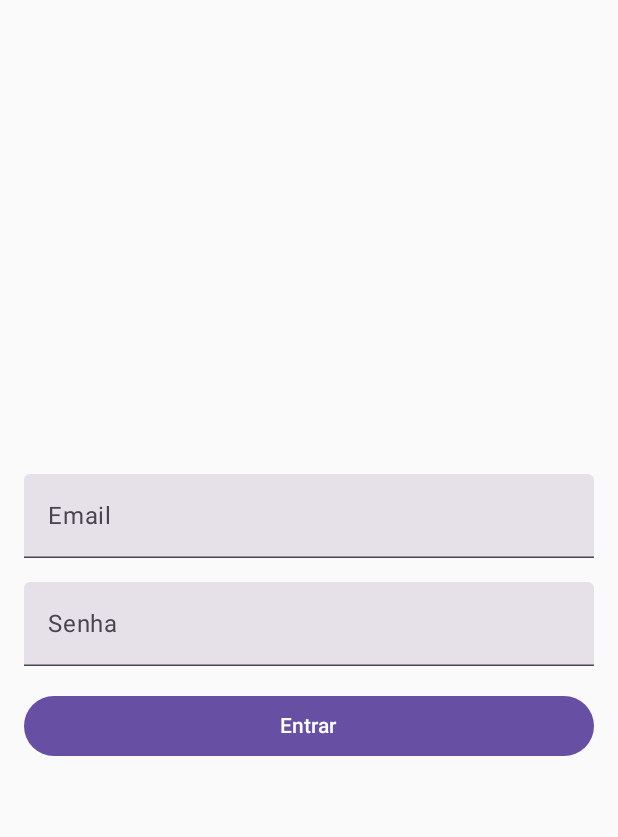
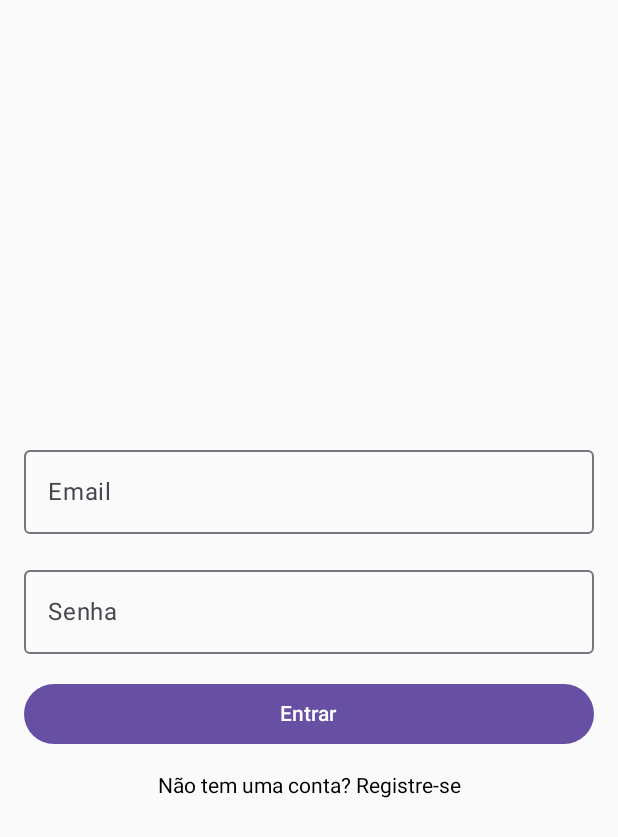
Before and after one commit to LucasCadaval/OficinaApp, an Android app built with Jetpack Compose: the screen it shows after launch (MainActivity), on a phone screen of 412 x 824 dp. Shown: the top 837 px of the screen. Run offline under Robolectric (Android 15) with nearby library versions, the phone set to English and light mode, and no system bars; our stand-ins replace Firebase (no records; nobody signed in at launch, a user with empty details on screens opened directly), Room's generated code.

Commit message:
Refatoração do firebase para alocação por usuário e melhoria na navegação entre login e registro

```diff
--- a/app/src/main/java/com/example/oficina/MainActivity.kt
+++ b/app/src/main/java/com/example/oficina/MainActivity.kt
@@ -4,9 +4,7 @@ import android.os.Bundle
 import androidx.activity.ComponentActivity
 import androidx.activity.compose.setContent
 import androidx.compose.material.icons.Icons
-import androidx.compose.material.icons.filled.AccountCircle
 import androidx.compose.material.icons.filled.Home
-import androidx.compose.material.icons.filled.Person
 import androidx.compose.runtime.*
 import androidx.lifecycle.viewmodel.compose.viewModel
 import com.example.oficina.data.AppDatabase
@@ -27,10 +25,13 @@ import com.example.oficina.ui.veiculos.VeiculosViewModel
 import com.example.oficina.ui.veiculos.VeiculoDetailScreen
 import com.example.oficina.ui.ordens.OrdemServicoScreen
 import com.example.oficina.ui.ordens.OrdemServicoViewModel
-import androidx.compose.material.icons.filled.ArrowBack
-import androidx.compose.material.icons.filled.List
+import androidx.compose.material3.SnackbarHostState
 import androidx.compose.material3.Text
+import com.example.oficina.ui.login.LoginViewModel
+import com.example.oficina.ui.register.RegisterScreen
+import com.example.oficina.ui.register.RegisterViewModel
 import com.example.oficina.ui.veiculos.EditVeiculoScreen
+import kotlinx.coroutines.launch
 
 class MainActivity : ComponentActivity() {
     override fun onCreate(savedInstanceState: Bundle?) {
@@ -39,7 +40,7 @@ class MainActivity : ComponentActivity() {
             val context = applicationContext
             var isLoggedIn by remember { mutableStateOf(false) }
             var selectedItem by remember { mutableStateOf<NavigationItem?>(null) }
-            var currentScreen by remember { mutableStateOf("home") }
+            var currentScreen by remember { mutableStateOf("Login") }
             var selectedCliente by remember { mutableStateOf<Cliente?>(null) }
             var selectedVeiculo by remember { mutableStateOf<Veiculo?>(null) }
 
@@ -47,6 +48,12 @@ class MainActivity : ComponentActivity() {
             val ordemViewModel: OrdemServicoViewModel = viewModel()
             val clientesViewModel: ClientesViewModel = viewModel()
             val veiculosViewModel: VeiculosViewModel = viewModel()
+            val loginViewModel: LoginViewModel = viewModel()
+            val registerViewModel: RegisterViewModel = viewModel()
+
+            // SnackbarHostState para gerenciar Snacbars
+            val snackbarHostState = remember { SnackbarHostState() }
+            val coroutineScope = rememberCoroutineScope()
 
             // Verifica se o usuário está logado ao iniciar
             LaunchedEffect(Unit) {
@@ -174,7 +181,7 @@ class MainActivity : ComponentActivity() {
                                         onLogout = {
                                             isLoggedIn = false
                                             selectedItem = null
-                                            currentScreen = "login"
+                                            currentScreen = "Login"
                                         }
                                     )
                                 }
@@ -189,12 +196,40 @@ class MainActivity : ComponentActivity() {
                     )
                 }
             } else {
-                // Tela de login
-                LoginScreen(onLoginSuccess = {
-                    isLoggedIn = true
-                    selectedItem = NavigationItem("OS", "OS", Icons.Default.List)
-                    currentScreen = "OS"
-                })
+                when (currentScreen) {
+                    "Login" -> {
+                        LoginScreen(
+                            viewModel = loginViewModel,
+                            onLoginSuccess = {
+                                isLoggedIn = true
+                                selectedItem = NavigationItem("OS", "OS", Icons.Default.Home)
+                                currentScreen = "OS"
+                            },
+                            onRegisterClick = { currentScreen = "Register" }
+                        )
+                    }
+                    "Register" -> {
+                        RegisterScreen(
+                            viewModel = registerViewModel,
+                            onRegisterSuccess = {
+                                coroutineScope.launch {
+                                    snackbarHostState.showSnackbar("Registro realizado com sucesso! Por favor, faça login.")
+                                }
+                                currentScreen = "Login"
+                            },
+                            onRegisterFailure = {
+                                coroutineScope.launch {
+                                    snackbarHostState.showSnackbar("Erro ao registrar!")
+                                }
+                            },
+                            onBackToLogin = { currentScreen = "Login" }
+                        )
+                    }
+                    else -> {
+                        // Caso o currentScreen não seja "Login" nem "Register"
+                        Text("Tela não encontrada")
+                    }
+                }
             }
         }
     }
--- a/app/src/main/java/com/example/oficina/models/Cliente.kt
+++ b/app/src/main/java/com/example/oficina/models/Cliente.kt
@@ -7,5 +7,6 @@ data class Cliente(
     val cep: String = "",
     val endereco: String = "",
     val cidade: String = "",
+    val contato: String = "",
     val veiculos: List<String> = emptyList() //
 )
--- a/app/src/main/java/com/example/oficina/ui/clientes/ClienteDetailsScreen.kt
+++ b/app/src/main/java/com/example/oficina/ui/clientes/ClienteDetailsScreen.kt
@@ -58,6 +58,8 @@ fun ClienteDetailsScreen(
             Spacer(modifier = Modifier.height(8.dp))
             Text("Cidade: ${cliente.cidade}", style = MaterialTheme.typography.bodyLarge)
             Spacer(modifier = Modifier.height(16.dp))
+            Text("Contato: ${cliente.contato}", style = MaterialTheme.typography.bodyLarge)
+            Spacer(modifier = Modifier.height(16.dp))
             Text("Veículos:", style = MaterialTheme.typography.titleMedium)
             Spacer(modifier = Modifier.height(8.dp))
             if (cliente.veiculos.isNotEmpty()) {
--- a/app/src/main/java/com/example/oficina/ui/clientes/ClientesViewModel.kt
+++ b/app/src/main/java/com/example/oficina/ui/clientes/ClientesViewModel.kt
@@ -4,6 +4,7 @@ import androidx.lifecycle.ViewModel
 import androidx.lifecycle.viewModelScope
 import com.example.oficina.models.Cliente
 import com.example.oficina.models.Veiculo
+import com.google.firebase.auth.FirebaseAuth
 import com.google.firebase.firestore.FirebaseFirestore
 import kotlinx.coroutines.flow.MutableStateFlow
 import kotlinx.coroutines.flow.StateFlow
@@ -12,8 +13,10 @@ import kotlinx.coroutines.tasks.await
 
 class ClientesViewModel : ViewModel() {
     private val db = FirebaseFirestore.getInstance()
-    private val clientesCollection = db.collection("clientes")
-    private val veiculosCollection = db.collection("veiculos")
+    private val auth = FirebaseAuth.getInstance()
+    private val userId = auth.currentUser?.uid ?: ""
+    private val clientesCollection = db.collection("users").document(userId).collection("clientes")
+    private val veiculosCollection = db.collection("users").document(userId).collection("veiculos")
 
     private val _clientes = MutableStateFlow<List<Cliente>>(emptyList())
     val clientes: StateFlow<List<Cliente>> get() = _clientes
--- a/app/src/main/java/com/example/oficina/ui/login/LoginScreen.kt
+++ b/app/src/main/java/com/example/oficina/ui/login/LoginScreen.kt
@@ -1,25 +1,32 @@
 package com.example.oficina.ui.login
 
+import androidx.compose.foundation.clickable
 import androidx.compose.foundation.layout.*
 import androidx.compose.material.*
 import androidx.compose.material3.Button
 import androidx.compose.material3.CircularProgressIndicator
 import androidx.compose.material3.MaterialTheme
+import androidx.compose.material3.OutlinedTextField
 import androidx.compose.material3.Text
 import androidx.compose.material3.TextButton
 import androidx.compose.material3.TextField
 import androidx.compose.runtime.*
 import androidx.compose.ui.Alignment
 import androidx.compose.ui.Modifier
+import androidx.compose.ui.graphics.Color
 import androidx.compose.ui.platform.LocalContext
+import androidx.compose.ui.text.TextStyle
+import androidx.compose.ui.text.font.FontWeight
 import androidx.compose.ui.text.input.PasswordVisualTransformation
 import androidx.compose.ui.tooling.preview.Preview
 import androidx.compose.ui.unit.dp
+import androidx.compose.ui.unit.sp
 
 @Composable
 fun LoginScreen(
     viewModel: LoginViewModel = LoginViewModel(),
-    onLoginSuccess: () -> Unit
+    onLoginSuccess: () -> Unit,
+    onRegisterClick: () -> Unit
 ) {
     var email by remember { mutableStateOf("") }
     var password by remember { mutableStateOf("") }
@@ -38,14 +45,14 @@ fun LoginScreen(
                 .padding(16.dp),
             horizontalAlignment = Alignment.CenterHorizontally
         ) {
-            TextField(
+            OutlinedTextField(
                 value = email,
                 onValueChange = { email = it },
                 label = { Text("Email") },
                 modifier = Modifier.fillMaxWidth()
             )
             Spacer(modifier = Modifier.height(16.dp))
-            TextField(
+            OutlinedTextField(
                 value = password,
                 onValueChange = { password = it },
                 label = { Text("Senha") },
@@ -73,6 +80,15 @@ fun LoginScreen(
                 Spacer(modifier = Modifier.height(8.dp))
                 Text(errorMessage, color = MaterialTheme.colorScheme.error)
             }
+            Spacer(modifier = Modifier.height(16.dp))
+            Text(
+                text = "Não tem uma conta? Registre-se",
+                style = TextStyle(
+                    fontSize = 14.sp,
+                    fontWeight = FontWeight.Normal
+                ),
+                modifier = Modifier.clickable { onRegisterClick() }
+            )
         }
         if (isLoading) {
             CircularProgressIndicator(modifier = Modifier.align(Alignment.Center))
--- a/app/src/main/java/com/example/oficina/ui/ordens/OrdemServicoViewModel.kt
+++ b/app/src/main/java/com/example/oficina/ui/ordens/OrdemServicoViewModel.kt
@@ -5,6 +5,7 @@ import androidx.lifecycle.viewModelScope
 import com.example.oficina.models.Cliente
 import com.example.oficina.models.OrdemServico
 import com.example.oficina.models.Status
+import com.google.firebase.auth.FirebaseAuth
 import com.google.firebase.firestore.FirebaseFirestore
 import com.google.firebase.firestore.Query
 import kotlinx.coroutines.flow.MutableStateFlow
@@ -20,7 +21,9 @@ enum class FiltroOrdenServico {
 
 class OrdemServicoViewModel : ViewModel() {
     private val db = FirebaseFirestore.getInstance()
-    private val ordensCollection = db.collection("ordens_servico")
+    private val auth = FirebaseAuth.getInstance()
+    private val userId = auth.currentUser?.uid ?: ""
+    private val ordensCollection = db.collection("users").document(userId).collection("ordens_servico")
 
     // Estado das ordens de serviço
     private val _ordens = MutableStateFlow<List<OrdemServico>>(emptyList())
@@ -107,7 +110,7 @@ class OrdemServicoViewModel : ViewModel() {
         viewModelScope.launch {
             try {
                 val querySnapshot = FirebaseFirestore.getInstance()
-                    .collection("clientes")
+                    .collection("users").document(userId).collection("clientes")
                     .whereGreaterThanOrEqualTo("nome", nome)
                     .whereLessThanOrEqualTo("nome", nome + "\uf8ff")
                     .get()
--- a/app/src/main/java/com/example/oficina/ui/veiculos/VeiculosViewModel.kt
+++ b/app/src/main/java/com/example/oficina/ui/veiculos/VeiculosViewModel.kt
@@ -4,6 +4,7 @@ import androidx.lifecycle.ViewModel
 import androidx.lifecycle.viewModelScope
 import com.example.oficina.models.Cliente
 import com.example.oficina.models.Veiculo
+import com.google.firebase.auth.FirebaseAuth
 import com.google.firebase.firestore.FirebaseFirestore
 import kotlinx.coroutines.flow.MutableStateFlow
 import kotlinx.coroutines.flow.StateFlow
@@ -12,8 +13,10 @@ import kotlinx.coroutines.tasks.await
 
 class VeiculosViewModel : ViewModel() {
     private val db = FirebaseFirestore.getInstance()
+    private val auth = FirebaseAuth.getInstance()
+    private val userId = auth.currentUser?.uid ?: ""
     private val _veiculos = MutableStateFlow<List<Veiculo>>(emptyList())
-    private val veiculosCollection = db.collection("veiculos")
+    private val veiculosCollection = db.collection("users").document(userId).collection("veiculos")
     val veiculos: StateFlow<List<Veiculo>> get() = _veiculos
 
     private val _isLoading = MutableStateFlow(false)
@@ -41,7 +44,7 @@ class VeiculosViewModel : ViewModel() {
             _isLoading.value = true
             _error.value = null
             try {
-                db.collection("veiculos").addSnapshotListener { value, _ ->
+                db.collection("users").document(userId).collection("veiculos").addSnapshotListener { value, _ ->
             val veiculos = value?.toObjects(Veiculo::class.java) ?: emptyList()
             _veiculos.value = veiculos
         }
@@ -54,7 +57,7 @@ class VeiculosViewModel : ViewModel() {
     }
 
     fun addVeiculo(veiculo: Veiculo, onComplete: () -> Unit) {
-        db.collection("veiculos").add(veiculo).addOnSuccessListener { onComplete() }
+        db.collection("users").document(userId).collection("veiculos").add(veiculo).addOnSuccessListener { onComplete() }
     }
 
     fun deleteVeiculo(veiculoId: String, onComplete: () -> Unit, onFailure: (Exception) -> Unit) {
```
Also changed, not shown: app/src/main/java/com/example/oficina/ui/account/ContaScreen.kt (+29 -3 lines), app/src/main/java/com/example/oficina/ui/clientes/ClienteCard.kt (+7 -0 lines), app/src/main/java/com/example/oficina/ui/clientes/EditClienteScreen.kt (+12 -2 lines), app/src/main/java/com/example/oficina/ui/clientes/NovoClienteScreen.kt (+24 -10 lines), app/src/main/java/com/example/oficina/ui/register/RegisterScreen.kt (+31 -13 lines).
